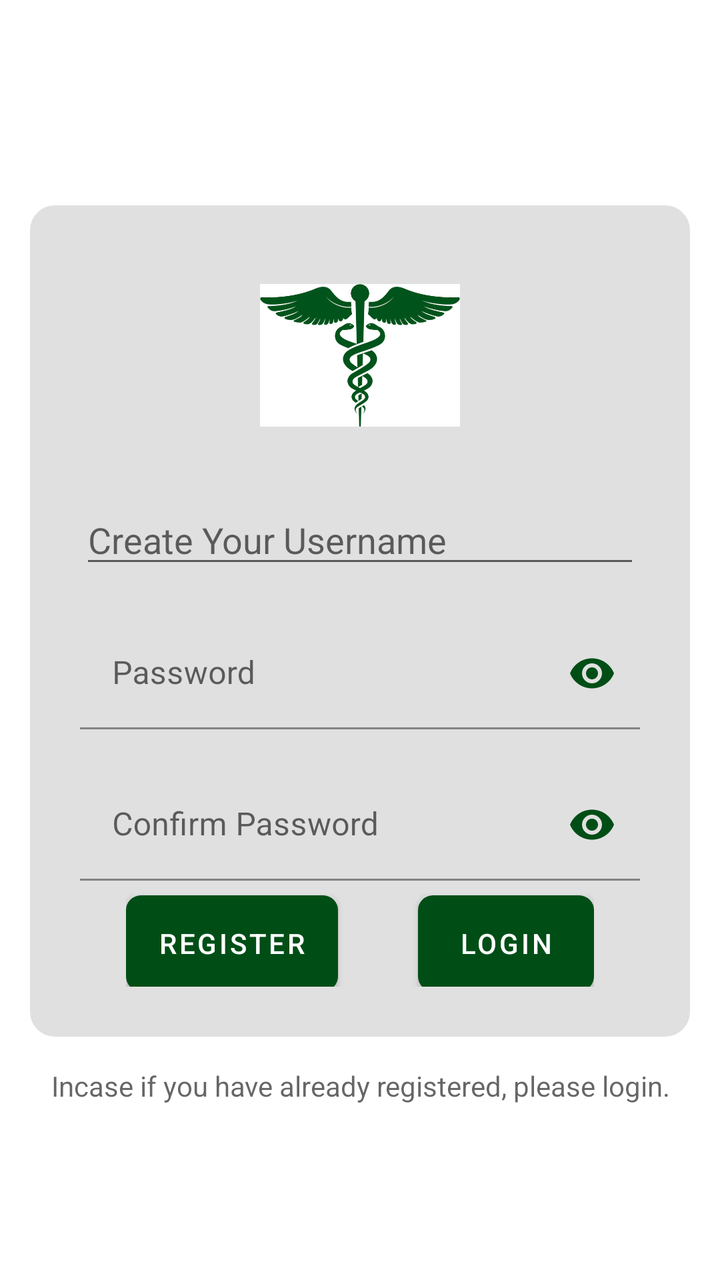
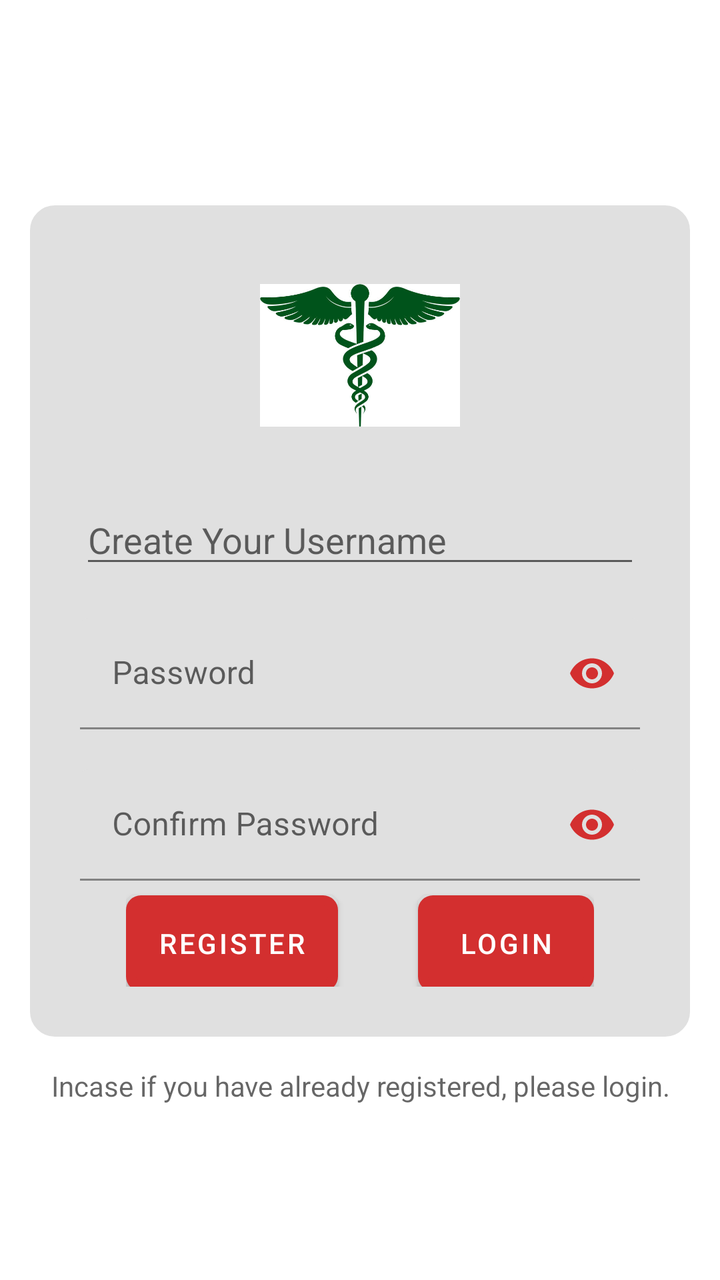

Compare the two renders of this Android layout. The source of the first and the diff that turns it into the second are given below.
<!-- AndroidManifest.xml: application theme Theme.HealthCareProject -->
<!-- res/layout/healthindex.xml -->
<?xml version="1.0" encoding="utf-8"?>
<LinearLayout xmlns:android="http://schemas.android.com/apk/res/android"
    xmlns:tools="http://schemas.android.com/tools"
    xmlns:app="http://schemas.android.com/apk/res-auto"
    android:orientation="vertical"
    android:layout_width="match_parent"
    android:layout_height="match_parent"
    android:gravity="center">

    <LinearLayout
        android:orientation="vertical"
        android:layout_width="match_parent"
        android:layout_height="wrap_content"
        android:layout_margin="15dp"
        android:background="@drawable/backgroundlayout"
        android:padding="25dp"
        android:gravity="center">

        <ImageView
            android:id="@+id/icon"
            android:layout_width="100dp"
            android:layout_height="100dp"
            android:src="@drawable/img"
            android:layout_gravity="center" />

        <EditText
            android:id="@+id/etUsername"
            android:layout_width="match_parent"
            android:layout_height="wrap_content"
            android:inputType="text"
            android:hint="Create Your Username"
            android:layout_marginTop="20dp" />

        <com.google.android.material.textfield.TextInputLayout
            android:layout_width="match_parent"
            android:layout_height="wrap_content"
            app:endIconMode="password_toggle"
            app:boxBackgroundMode="filled"
            app:endIconTint="@color/olive">

            <com.google.android.material.textfield.TextInputEditText
                android:id="@+id/etPassword"
                android:layout_width="match_parent"
                android:layout_height="wrap_content"
                android:inputType="textPassword"
                android:hint="Password"
                android:layout_marginTop="20dp" />

        </com.google.android.material.textfield.TextInputLayout>

        <com.google.android.material.textfield.TextInputLayout
            android:layout_width="match_parent"
            android:layout_height="wrap_content"
            app:boxBackgroundMode="filled"
            app:endIconMode="password_toggle"
            app:endIconTint="@color/olive" >

                <com.google.android.material.textfield.TextInputEditText
                    android:id="@+id/etConfirmPass"
                    android:layout_width="match_parent"
                    android:layout_height="wrap_content"
                    android:inputType="textPassword"
                    android:hint="Confirm Password"
                    android:layout_marginTop="20dp" />

        </com.google.android.material.textfield.TextInputLayout>


        <LinearLayout
            android:orientation="horizontal"
            android:layout_width="wrap_content"
            android:layout_height="wrap_content"
            android:gravity="center">

            <Button
                android:id="@+id/btnRegister"
                android:layout_width="wrap_content"
                android:layout_height="wrap_content"
                android:layout_marginTop="5dp"
                android:layout_marginRight="20dp"
                android:background="@drawable/buttoncoloring"
                android:text="Register" />

            <Button
                android:id="@+id/btnLogin"
                android:layout_width="wrap_content"
                android:layout_height="wrap_content"
                android:layout_marginTop="5dp"
                android:background="@drawable/buttoncoloring"
                android:layout_marginLeft="20dp"
                android:text="Login" />


        </LinearLayout>

    </LinearLayout>

    <TextView
        android:layout_width="match_parent"
        android:layout_height="wrap_content"
        android:gravity="center"
        android:hint="Incase if you have already registered, please login."
        android:inputType="text" />

</LinearLayout>
<!-- resources referenced by this layout -->
<resources>
  <color name="olive">#004E16</color>
  <!-- drawable backgroundlayout (drawable) -->
  <?xml version="1.0" encoding="utf-8"?>
  <shape xmlns:android="http://schemas.android.com/apk/res/android">
      <solid android:color="#E0E0E0" />
      <corners android:radius="12dp" />
      <stroke android:color="#E0E0E0" android:width="1dp" />
  </shape>
  <!-- drawable buttoncoloring (drawable) -->
  <?xml version="1.0" encoding="utf-8"?>
  <shape xmlns:android="http://schemas.android.com/apk/res/android">
  
      <corners
          android:radius="5dp">
      </corners>
      <stroke
          android:width="5dp"
          android:color="#004E16">
      </stroke>
      <solid
          android:color="@color/white">
      </solid>
  
  </shape>
  <!-- drawable img: png bitmap (drawable, 108211 bytes) -->
  <style name="Theme.HealthCareProject" parent="Theme.MaterialComponents.DayNight.NoActionBar">
          
          <item name="colorPrimary">@color/olive</item>
          <item name="colorPrimaryVariant">@color/olive</item>
          <item name="colorOnPrimary">@color/white</item>
          
          <item name="colorSecondary">@color/deepSkyBlue</item>
          <item name="colorSecondaryVariant">@color/orange</item>
          <item name="colorOnSecondary">@color/yellow</item>
          <item name="colorControlActivated">@color/deepSkyBlue</item>
          
          <item name="android:statusBarColor">?attr/colorPrimaryVariant</item>
          
  
      </style>
  <color name="white">#FFFFFFFF</color>
  <color name="deepSkyBlue">#00BFFF</color>
  <color name="orange">#FFA500</color>
  <color name="yellow">#FFFF00</color>
</resources>

<!-- the commit's change to res/layout/healthindex.xml (unified diff, before → after) -->
@@ -36,7 +36,7 @@
             android:layout_height="wrap_content"
             app:endIconMode="password_toggle"
             app:boxBackgroundMode="filled"
-            app:endIconTint="@color/olive">
+            app:endIconTint="@color/c_red">
 
             <com.google.android.material.textfield.TextInputEditText
                 android:id="@+id/etPassword"
@@ -53,7 +53,7 @@
             android:layout_height="wrap_content"
             app:boxBackgroundMode="filled"
             app:endIconMode="password_toggle"
-            app:endIconTint="@color/olive" >
+            app:endIconTint="@color/c_red" >
 
                 <com.google.android.material.textfield.TextInputEditText
                     android:id="@+id/etConfirmPass"
<!-- resource entries referenced after the edit -->
@@ -1,6 +1,6 @@
 <!-- resources referenced by this layout -->
 <resources>
-  <color name="olive">#004E16</color>
+  <color name="c_red">#D32F2F</color>
   <!-- drawable backgroundlayout (drawable) -->
   <?xml version="1.0" encoding="utf-8"?>
   <shape xmlns:android="http://schemas.android.com/apk/res/android">
@@ -27,22 +27,23 @@
   <!-- drawable img: png bitmap (drawable, 108211 bytes) -->
   <style name="Theme.HealthCareProject" parent="Theme.MaterialComponents.DayNight.NoActionBar">
           
-          <item name="colorPrimary">@color/olive</item>
-          <item name="colorPrimaryVariant">@color/olive</item>
+          <item name="colorPrimary">@color/c_red</item>
+          <item name="colorPrimaryVariant">@color/c_red</item>
           <item name="colorOnPrimary">@color/white</item>
           
-          <item name="colorSecondary">@color/deepSkyBlue</item>
-          <item name="colorSecondaryVariant">@color/orange</item>
-          <item name="colorOnSecondary">@color/yellow</item>
-          <item name="colorControlActivated">@color/deepSkyBlue</item>
+          <item name="colorSecondary">@color/c_red</item>
+          <item name="colorSecondaryVariant">@color/c_red</item>
+          <item name="colorOnSecondary">@color/white</item>
+          <item name="colorControlActivated">@color/c_red</item>
           
-          <item name="android:statusBarColor">?attr/colorPrimaryVariant</item>
+          <item name="android:statusBarColor">@color/c_red</item>
           
   
+          <item name="android:actionOverflowButtonStyle">@style/ThreedotColor</item>
       </style>
-  <color name="white">#FFFFFFFF</color>
-  <color name="deepSkyBlue">#00BFFF</color>
-  <color name="orange">#FFA500</color>
-  <color name="yellow">#FFFF00</color>
+  <color name="white">#FFFFFF</color>
+  <style name="ThreedotColor" parent="Widget.AppCompat.ActionButton.Overflow">
+          <item name="tint">@color/white</item>
+      </style>
 </resources>
 
